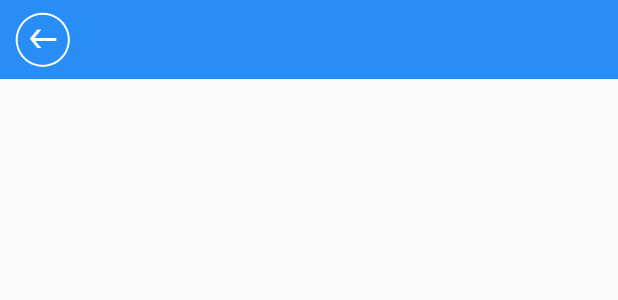
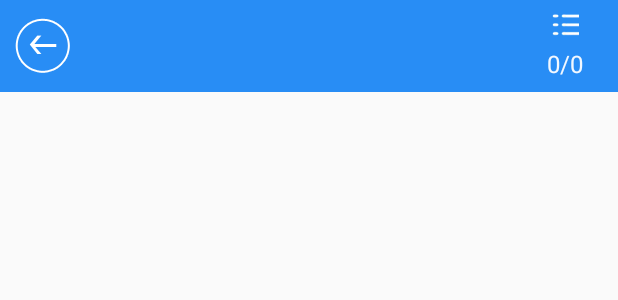
Before and after one commit to 1194570458/examhelper_android, an Android app: the layout header.xml on its own in the app's theme, with its tools: preview values and no code run, on a phone screen of 412 x 824 dp. Shown: the top 300 px of the screen. Run offline under Robolectric (Android 15) with nearby library versions, the phone set to English and light mode, and no system bars; network calls fail.

Commit message:
添加选择题目按钮 变换底部按钮

```diff
--- a/app/src/main/java/com/examhelper/app/entity/Question.java
+++ b/app/src/main/java/com/examhelper/app/entity/Question.java
@@ -29,7 +29,7 @@ public class Question implements Serializable {
     private String result;
 
     //错误选项
-    @DatabaseField(canBeNull = false)
+    @DatabaseField()
     private String wrongSelect;
 
     @DatabaseField()
--- /dev/null
+++ b/app/src/main/res/drawable/cricle.xml
@@ -0,0 +1,4 @@
+<shape xmlns:android="http://schemas.android.com/apk/res/android"
+    android:shape="oval" android:useLevel="false">
+<stroke android:width="1dp" android:color="@color/practice_test_result_text"></stroke>
+</shape>
--- a/app/src/main/res/layout/header.xml
+++ b/app/src/main/res/layout/header.xml
@@ -47,30 +47,31 @@
         android:orientation="horizontal"
         android:paddingRight="10dip">
 
-        <TextView
-            android:id="@+id/gps"
-            android:layout_width="wrap_content"
-            android:layout_height="wrap_content"
-            android:layout_marginBottom="8dp"
-            android:layout_marginRight="5dip"
-            android:layout_marginTop="8dp"
-            android:drawablePadding="3dip"
-            android:textColor="@color/white"
-            android:textSize="17sp"
-            android:visibility="gone" />
+        <LinearLayout
+            android:id="@+id/activity_prepare_test_totalLayout"
+            android:layout_width="50dp"
+            android:layout_height="match_parent"
+            android:layout_weight="1"
+            android:gravity="center"
+            android:orientation="vertical">
 
-        <com.examhelper.app.ui.view.CountdownTextView
-            android:id="@+id/wrong"
-            android:layout_width="wrap_content"
-            android:layout_height="wrap_content"
-            android:layout_marginBottom="8dip"
-            android:layout_marginTop="8dip"
-            android:contentDescription="@string/app_name"
-            android:drawablePadding="3dip"
-            android:gravity="center"
-            android:textColor="@color/white"
-            android:textSize="17sp"
-            android:visibility="gone" />
+            <ImageView
+                android:layout_width="wrap_content"
+                android:layout_height="wrap_content"
+                android:layout_marginTop="@dimen/home_menu_margin_8"
+                android:src="@mipmap/ic_practice_tatal_index" />
+
+            <TextView
+                android:id="@+id/activity_prepare_test_totalTv"
+                style="@style/menu_bottom_text"
+                android:layout_width="wrap_content"
+                android:layout_height="wrap_content"
+                android:layout_marginBottom="@dimen/home_menu_margin_8"
+                android:layout_marginTop="@dimen/home_menu_margin_5"
+                android:text="0/0" />
+        </LinearLayout>
+
+
     </LinearLayout>
 
 </RelativeLayout>
--- a/app/src/main/res/values/colors.xml
+++ b/app/src/main/res/values/colors.xml
@@ -20,4 +20,6 @@
     <color name="practice_test_result_detail_text">#ab8b28</color>
     <color name="right">#61bc31</color>
     <color name="error">#d53235</color>
+
+    <color name="whitealpha">#ceffffff</color>
 </resources>
```
Also changed, not shown: app/src/main/java/com/examhelper/app/adapter/PopupAdapter.java (added, +59 -0 lines), app/src/main/java/com/examhelper/app/ui/activity/AnalogyExaminationActivity.java (+55 -42 lines), app/src/main/res/layout/bottom.xml (+18 -36 lines), app/src/main/res/layout/popup_gv.xml (added, +12 -0 lines), app/src/main/res/layout/popup_item_tv.xml (added, +15 -0 lines), app/src/main/res/mipmap-xxhdpi/wrongb.png (added).
